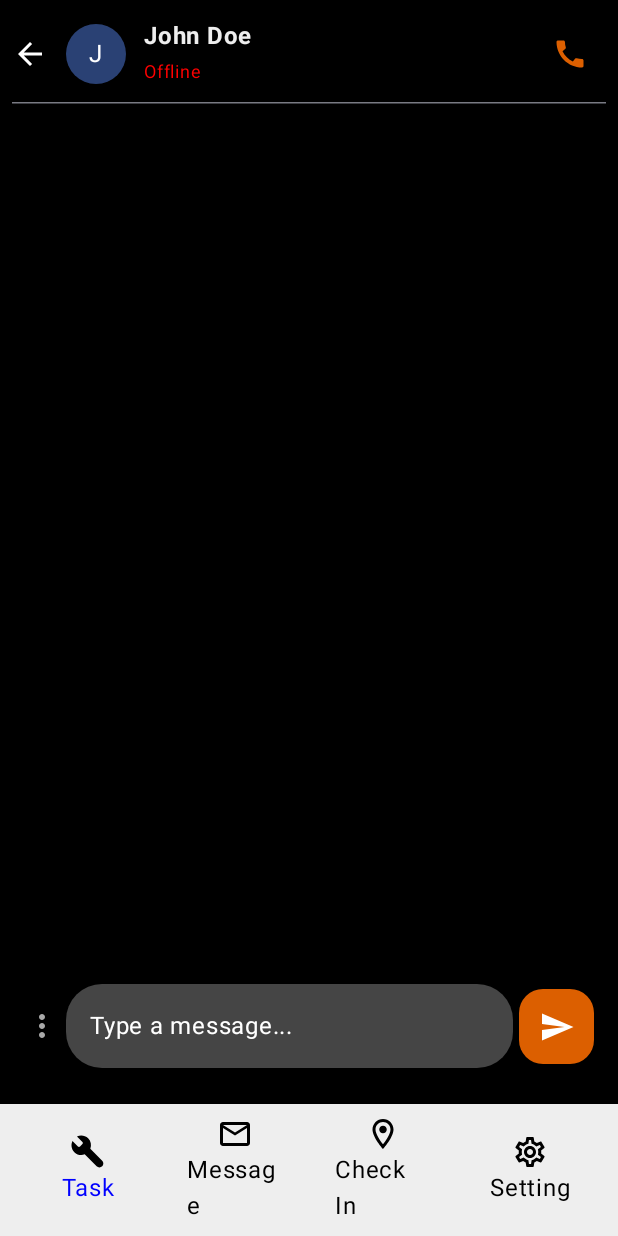
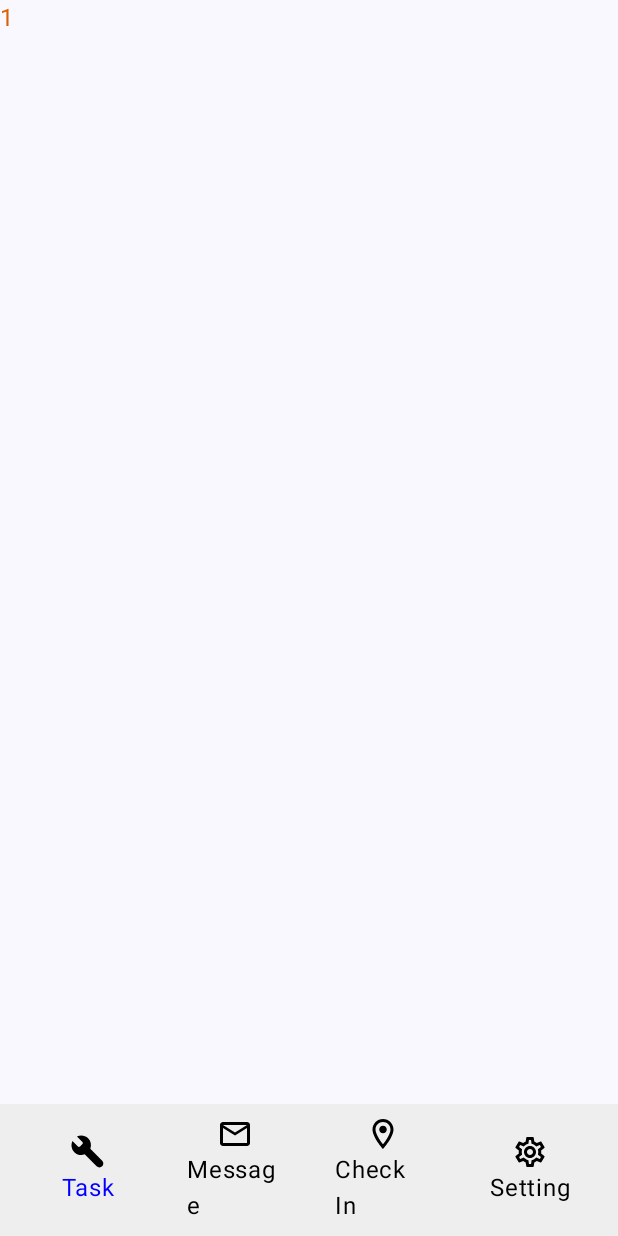
Before and after one commit to zzmitzz/ChatIEC, an Android app built with Jetpack Compose: the screen it shows after launch (MainActivity), after a tap on "Task", on a phone screen of 412 x 824 dp. Run offline under Robolectric (Android 15) with nearby library versions, the phone set to English and light mode, and no system bars; our stand-ins replace constraintlayout-compose.

Commit message:
Navigation

```diff
--- a/app/build.gradle.kts
+++ b/app/build.gradle.kts
@@ -76,5 +76,6 @@ dependencies {
     implementation(libs.hilt.android)
     kapt(libs.hilt.android.compiler)
     implementation("org.jetbrains.kotlinx:kotlinx-serialization-core:1.0.1")
+    implementation("androidx.constraintlayout:constraintlayout-compose-android:1.1.0")
 
 }
--- a/app/src/main/java/com/example/iec/navigation/NavigationGraph.kt
+++ b/app/src/main/java/com/example/iec/navigation/NavigationGraph.kt
@@ -1,12 +1,13 @@
 package com.example.iec.navigation
 
+import androidx.compose.material3.Text
 import androidx.compose.runtime.Composable
-import androidx.navigation.NavController
+import androidx.compose.ui.Modifier
+import androidx.constraintlayout.compose.ConstraintLayout
 import androidx.navigation.NavHostController
 import androidx.navigation.compose.NavHost
 import androidx.navigation.compose.composable
-import com.example.iec.ui.feature.message.Message
-import com.example.iec.ui.feature.message.ModernChatScreen
+import com.example.iec.ui.theme.ColorPrimary
 
 
 @Composable
@@ -16,16 +17,56 @@ fun NavigationGraph(
 ) {
     NavHost(navController = navController, startDestination = startDestination.route) {
         composable(route = ScreenDestinationLevel.YourTask.route) {
-            ModernChatScreen()
+            ConstraintLayout(){
+                val (text) = createRefs()
+                Text(
+                    text = "1",
+                    color = ColorPrimary,
+                    modifier = Modifier.constrainAs(text){
+                        start.linkTo(parent.start)
+                        end.linkTo(parent.end)
+                    }
+                )
+            }
         }
         composable(route = ScreenDestinationLevel.Message.route) {
-            ModernChatScreen()
+            ConstraintLayout(){
+                val (text) = createRefs()
+                Text(
+                    text = "2",
+                    color = ColorPrimary,
+                    modifier = Modifier.constrainAs(text){
+                        start.linkTo(parent.start)
+                        end.linkTo(parent.end)
+                    }
+                )
+            }
         }
         composable(route = ScreenDestinationLevel.CheckIn.route) {
-            ModernChatScreen()
+            ConstraintLayout(){
+                val (text) = createRefs()
+                Text(
+                    text = "3",
+                    color = ColorPrimary,
+                    modifier = Modifier.constrainAs(text){
+                        start.linkTo(parent.start)
+                        end.linkTo(parent.end)
+                    }
+                )
+            }
         }
         composable(route = ScreenDestinationLevel.Setting.route) {
-            ModernChatScreen()
+            ConstraintLayout(){
+                val (text) = createRefs()
+                Text(
+                    text = "4",
+                    color = ColorPrimary,
+                    modifier = Modifier.constrainAs(text){
+                        start.linkTo(parent.start)
+                        end.linkTo(parent.end)
+                    }
+                )
+            }
         }
     }
 }
--- a/app/src/main/java/com/example/iec/ui/feature/message/Message.kt
+++ b/app/src/main/java/com/example/iec/ui/feature/message/box_chat_message/Message.kt
@@ -1,4 +1,4 @@
-package com.example.iec.ui.feature.message
+package com.example.iec.ui.feature.message.box_chat_message
 
 data class Message(
     val header: HEADER = HEADER.MESSAGE,
```
Also changed, not shown: app/src/main/java/com/example/iec/MainActivity.kt (+0 -11 lines), app/src/main/java/com/example/iec/core/Helper.kt (added, +19 -0 lines), app/src/main/java/com/example/iec/ui/feature/message/SpecialMessage.kt (deleted, +0 -20 lines), app/src/main/java/com/example/iec/ui/feature/message/box_chat_message/ChatMessage.kt (renamed from app/src/main/java/com/example/iec/ui/feature/message/ChatMessage.kt, +4 -6 lines), app/src/main/java/com/example/iec/ui/feature/message/box_chat_message/MessageScreen.kt (renamed from app/src/main/java/com/example/iec/ui/feature/message/MessageScreen.kt, +1 -22 lines), app/src/main/java/com/example/iec/ui/feature/message/box_chat_message/SpecialMessage.kt (added, +11 -0 lines), app/src/main/java/com/example/iec/ui/feature/message/list_chat/ListChatComponents.kt (added, +56 -0 lines), app/src/main/java/com/example/iec/ui/feature/message/list_chat/ListChatScreen.kt (added, +14 -0 lines).
